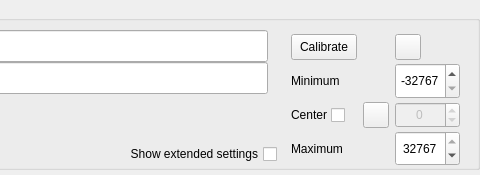
The window that src/widgets/axes/axes.ui (anpeaco/FreeJoyXConfiguratorQt) describes before a commit, drawn with Qt 5; both pictures show x 582 to 1062 and y 0 to 175 of the 1062 by 175 pixel window.
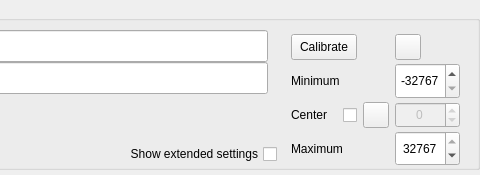
The same window after the commit. Icons and pictures are not drawn. Custom widgets are drawn as their Qt base class.

Commit message: Axes: Set Center icon visible + checkbox flush against the button

```diff
--- a/src/widgets/axes/axes.ui
+++ b/src/widgets/axes/axes.ui
@@ -269,22 +269,6 @@
              </property>
             </widget>
            </item>
-           <item>
-            <widget class="QCheckBox" name="checkBox_Center">
-             <property name="sizePolicy">
-              <sizepolicy hsizetype="Minimum" vsizetype="Preferred">
-               <horstretch>0</horstretch>
-               <verstretch>0</verstretch>
-              </sizepolicy>
-             </property>
-             <property name="toolTip">
-              <string>Override the natural midpoint between Min and Max with a custom center value</string>
-             </property>
-             <property name="text">
-              <string notr="true"/>
-             </property>
-            </widget>
-           </item>
            <item>
             <spacer name="horizontalSpacer_CenterRow">
              <property name="orientation">
@@ -295,6 +279,22 @@
              </property>
             </spacer>
            </item>
+           <item>
+            <widget class="QCheckBox" name="checkBox_Center">
+             <property name="sizePolicy">
+              <sizepolicy hsizetype="Minimum" vsizetype="Preferred">
+               <horstretch>0</horstretch>
+               <verstretch>0</verstretch>
+              </sizepolicy>
+             </property>
+             <property name="toolTip">
+              <string>Override the natural midpoint between Min and Max with a custom center value</string>
+             </property>
+             <property name="text">
+              <string notr="true"/>
+             </property>
+            </widget>
+           </item>
           </layout>
          </item>
          <item row="4" column="1">
```
Left out of the diff: 17 changed lines with no effect on the pictures. The commit also changes 2 other files.
